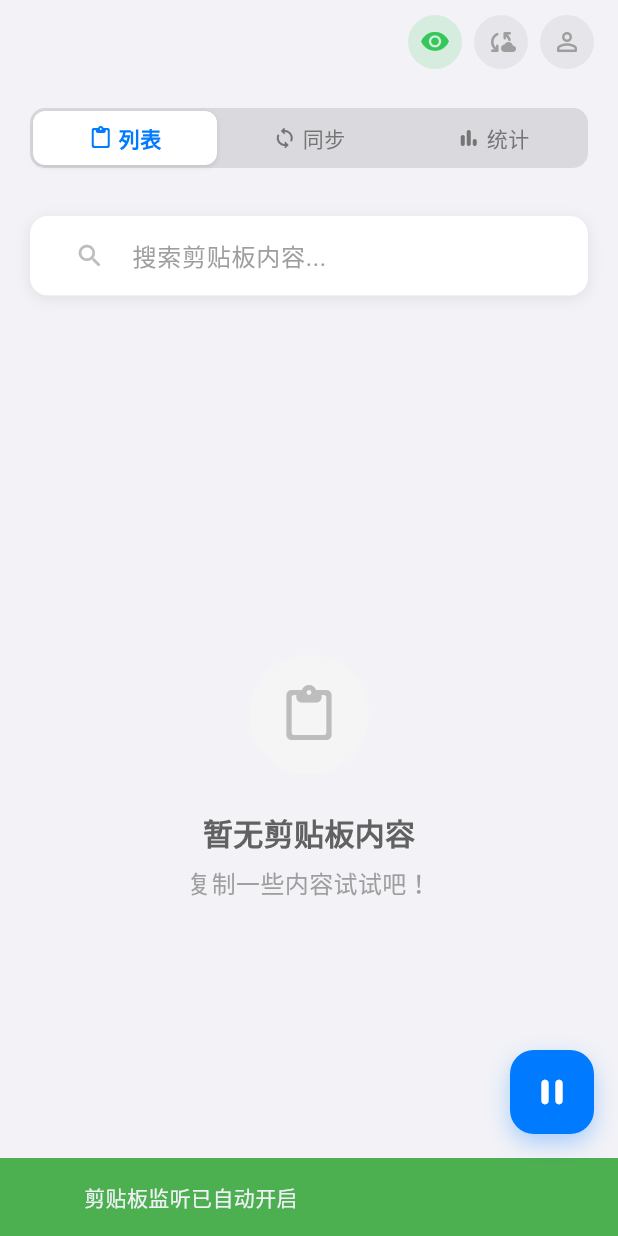
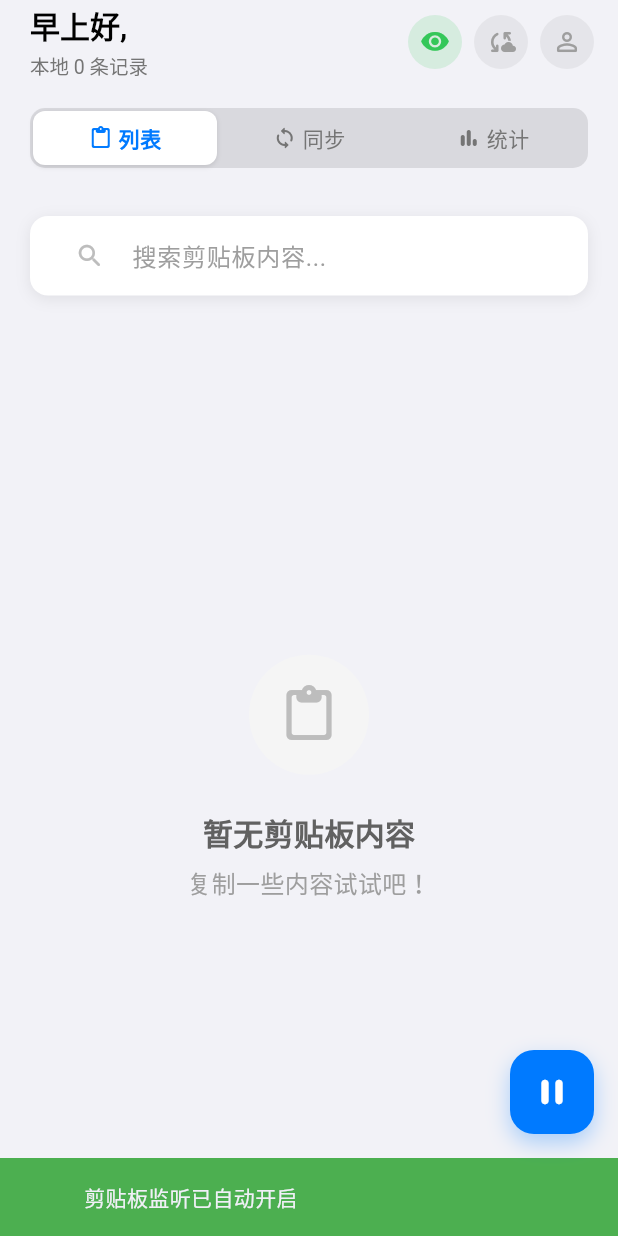
Before and after one commit to adoom2017/clipboard-client, a Flutter app: the MainPage screen opened by its route, on a phone screen of 412 x 824 dp. Run offline on Flutter 3.47's test engine with Material 3 defaults, Android fonts, the light colour scheme and no system bars; our stand-ins replace dio, hive, hive_flutter, shared_preferences; missing offline and left inert: clipboard_watcher; accounts and stored records are empty; network calls fail; Roboto replaces fonts that are missing (SF Pro Text).

Commit message:
feat: 增加主页面标题区域，显示问候语和本地记录统计信息，调整标题栏高度

```diff
--- a/lib/pages/login_page.dart
+++ b/lib/pages/login_page.dart
@@ -392,14 +392,14 @@ class _LoginPageState extends State<LoginPage> {
 
   // 显示服务器设置对话框
   void _showServerSettings() {
-    final _logger = getLogger('LoginPage');
+    final logger = getLogger('LoginPage');
     final apiService = ApiService();
 
     showDialog(
       context: context,
       builder: (context) => _ServerSettingsDialog(
         apiService: apiService,
-        logger: _logger,
+        logger: logger,
       ),
     );
   }
--- a/lib/pages/main_page.dart
+++ b/lib/pages/main_page.dart
@@ -138,13 +138,54 @@ class _MainPageState extends State<MainPage>
           return [
             // 苹果风格的大标题导航栏
             SliverAppBar(
-              expandedHeight: 40,
+              expandedHeight: 50, // 增加高度以容纳更多内容
               floating: false,
               pinned: true,
               snap: false,
               elevation: 0,
               backgroundColor: Theme.of(context).scaffoldBackgroundColor,
               automaticallyImplyLeading: false,
+              centerTitle: false, // 确保标题不居中
+              titleSpacing: 20, // 增加左边距
+              // 添加标题区域
+              title: SizedBox(
+                width: double.infinity,
+                child: Consumer<AuthProvider>(
+                  builder: (context, authProvider, child) {
+                    return Column(
+                      crossAxisAlignment: CrossAxisAlignment.start,
+                      mainAxisSize: MainAxisSize.min,
+                      children: [
+                        Text(
+                          '${_getGreeting()}, ${authProvider.currentUser?.username ?? '用户'}',
+                          style: const TextStyle(
+                            fontSize: 20,
+                            fontWeight: FontWeight.w600,
+                            color: Colors.black,
+                          ),
+                        ),
+                        const SizedBox(height: 2),
+                        Consumer<ServerSyncProvider>(
+                          builder: (context, syncProvider, child) {
+                            final localCount =
+                                ClipboardService.instance.getAllItems().length;
+                            final serverStats =
+                                syncProvider.cachedServerStatistics;
+                            return Text(
+                              '本地 $localCount 条记录${serverStats != null ? ' · 服务器 ${serverStats.totalItems} 条' : ''}',
+                              style: TextStyle(
+                                fontSize: 13,
+                                color: Colors.grey[600],
+                                fontWeight: FontWeight.w400,
+                              ),
+                            );
+                          },
+                        ),
+                      ],
+                    );
+                  },
+                ),
+              ),
               actions: [
                 // 剪贴板监听状态指示器
                 Container(
@@ -1122,4 +1163,16 @@ class _MainPageState extends State<MainPage>
         break;
     }
   }
+
+  // 获取问候语
+  String _getGreeting() {
+    final hour = DateTime.now().hour;
+    if (hour < 12) {
+      return '早上好';
+    } else if (hour < 18) {
+      return '下午好';
+    } else {
+      return '晚上好';
+    }
+  }
 }
```
